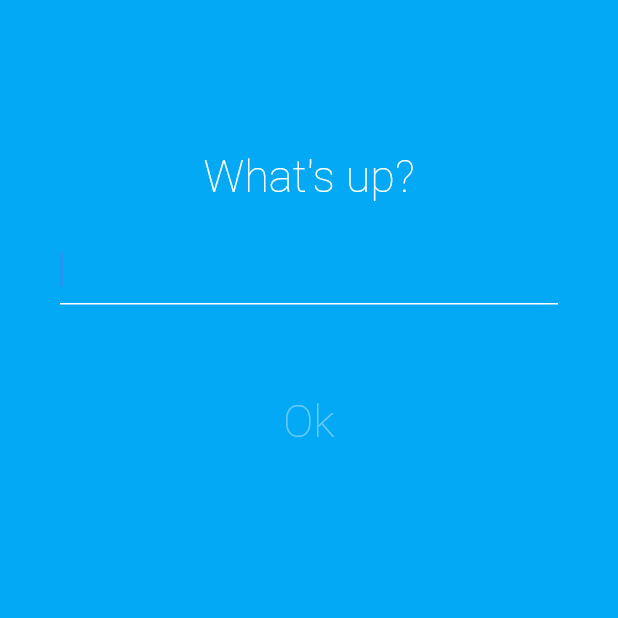
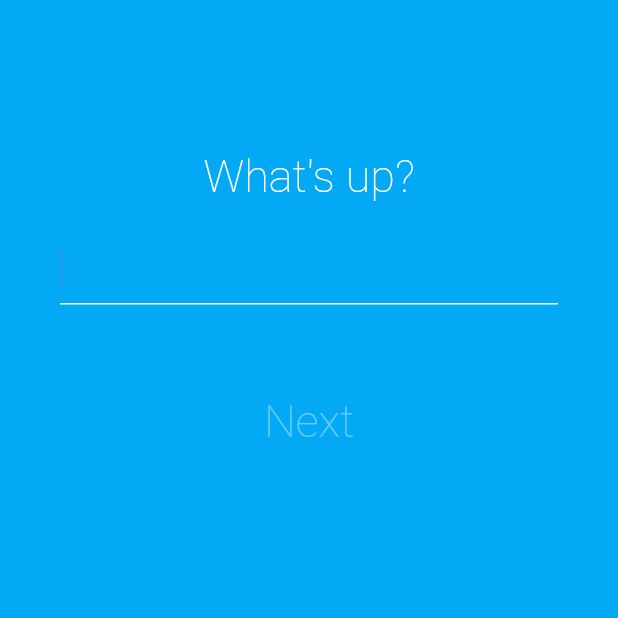
Before and after one commit to mrsetia1/triggr, a Flutter app: the screen it shows after launch, after a tap on the "add" icon, on a phone screen of 412 x 824 dp, the top half of it. Run offline on Flutter 3.47's test engine with Material 2 defaults, Android fonts, the phone set to English and light mode, and no system bars; our stand-ins replace flutter_redux, redux.

```diff
--- a/lib/actions/triggers.dart
+++ b/lib/actions/triggers.dart
@@ -1,10 +1,15 @@
-import 'package:triggr/models/trigger.dart';
-import 'package:triggr/models/reason.dart';
+import 'package:uuid/uuid.dart';
 
 abstract class TriggerAction {
   String toString() {
     return '$runtimeType';
   }
+}
+
+class SetActiveTriggerAction extends TriggerAction {
+  Uuid triggerId;
+
+  SetActiveTriggerAction(this.triggerId);
 }
 
 class AddTriggerAction extends TriggerAction {
@@ -27,8 +32,8 @@ class UpdateTriggerStateAction extends TriggerAction {
 }
 
 class AddTriggerReasonAction extends TriggerAction {
-  String triggerId;
-  Reason reason;
+  Uuid triggerId;
+  String reasonText;
 
-  AddTriggerReasonAction(this.triggerId, this.reason);
+  AddTriggerReasonAction(this.triggerId, this.reasonText);
 }
--- a/lib/containers/addForm.dart
+++ b/lib/containers/addForm.dart
@@ -10,11 +10,10 @@ import 'package:triggr/components/bubbleHeader.dart';
 import 'package:triggr/models/triggerState.dart';
 
 class _ViewModel {
-  final VoidCallback onAddPressed;
+  final VoidCallback addTrigger;
+  final VoidCallback addReason;
 
-  _ViewModel({
-    @required this.onAddPressed,
-  });
+  _ViewModel({@required this.addTrigger, @required this.addReason});
 }
 
 class AddForm extends StatefulWidget {
@@ -29,9 +28,13 @@ class AddForm extends StatefulWidget {
 class _AddFormState extends State<AddForm> {
   final _formKey = GlobalKey<FormState>();
   TextEditingController textController;
+  TextEditingController reasonTextController;
+  int _currentStep;
 
   @override
   void initState() {
+    _currentStep = 0;
+
     textController = TextEditingController()
       ..addListener(() {
         setState(() {});
@@ -49,14 +52,28 @@ class _AddFormState extends State<AddForm> {
   Widget build(BuildContext context) {
     return new StoreConnector<TriggerState, _ViewModel>(
         converter: (store) => new _ViewModel(
-            onAddPressed: () => store.dispatch(
-                new AddTriggerAction(textController.text)
-            )),
-        builder: (context, viewModel) =>
-        new Form(
+            addReason: () => store.dispatch(new AddTriggerReasonAction(
+                store.state.activeTrigger.id, reasonTextController.text)),
+            addTrigger: () =>
+                store.dispatch(new AddTriggerAction(textController.text))),
+        builder: (context, viewModel) => new Form(
             key: _formKey,
             child: Padding(
               padding: const EdgeInsets.only(top: 100.0, left: 40, right: 40),
+              child: new Stack(
+                fit: StackFit.expand,
+                children: <Widget>[
+                  _addTriggerStep(viewModel),
+                  _addReasonsStep(viewModel)
+                ],
+              ),
+            )));
+  }
+
+  Widget _addTriggerStep(_ViewModel viewModel) {
+    return AnimatedOpacity(
+      opacity: _currentStep == 0 ? 1.0 : 0.0,
+      duration: Duration(milliseconds: 500),
       child: Column(
           crossAxisAlignment: CrossAxisAlignment.center,
           children: <Widget>[
@@ -65,15 +82,36 @@ class _AddFormState extends State<AddForm> {
               controller: textController,
             ),
             BubbleButton(
+              text: "Next",
+              isDisabled: textController.text.isEmpty,
+              onClick: () {
+                viewModel.addTrigger();
+                _currentStep = 1;
+              },
+            ),
+          ]),
+    );
+  }
+
+  Widget _addReasonsStep(_ViewModel viewModel) {
+    return AnimatedOpacity(
+      opacity: _currentStep == 1 ? 1.0 : 0.0,
+      duration: Duration(milliseconds: 500),
+      child: Column(
+          crossAxisAlignment: CrossAxisAlignment.center,
+          children: <Widget>[
+            BubbleHeader(text: "What might happen?"),
+            BubbleTextField(
+              controller: reasonTextController,
+            ),
+            BubbleButton(
               text: "Ok",
               isDisabled: textController.text.isEmpty,
               onClick: () {
-                        viewModel.onAddPressed();
-                        widget.closeForm();
+                viewModel.addReason();
               },
             ),
           ]),
-            ))
     );
   }
 }
--- a/lib/main.dart
+++ b/lib/main.dart
@@ -2,16 +2,10 @@ import 'package:flutter/material.dart';
 import 'package:flutter_redux/flutter_redux.dart';
 import 'package:redux/redux.dart';
 
-import 'package:triggr/models/trigger.dart';
-import 'package:triggr/models/reason.dart';
 import 'package:triggr/reducers/triggers.dart';
 import 'package:triggr/models/triggerState.dart';
 
 import 'package:triggr/trigger.dart';
-
-List<Trigger> initTriggers = [
-  new Trigger("Test", "Testing", new List<Reason>()),
-];
 
 void main() {
   final store =
--- a/lib/models/trigger.dart
+++ b/lib/models/trigger.dart
@@ -1,9 +1,11 @@
 import 'package:triggr/models/reason.dart';
+import 'package:uuid/uuid.dart';
 
 class Trigger {
+  Uuid id;
   String title;
   String content;
   List<Reason> reasons;
 
-  Trigger(this.title, this.content, this.reasons);
+  Trigger(this.id, this.title, this.content, this.reasons);
 }
--- a/lib/models/triggerState.dart
+++ b/lib/models/triggerState.dart
@@ -1,17 +1,16 @@
 import 'package:triggr/models/trigger.dart';
-import 'package:triggr/models/reason.dart';
 
 import 'package:flutter/foundation.dart';
 
 class TriggerState {
   final List<Trigger> triggers;
+  final Trigger activeTrigger;
 
   const TriggerState({
-    @required this.triggers
+    @required this.triggers,
+    this.activeTrigger
   });
 
   TriggerState.initialState()
-      : triggers = <Trigger>[
-        new Trigger("test", "test", new List<Reason>())
-  ];
+      : triggers = <Trigger>[], activeTrigger = null;
 }
--- a/pubspec.yaml
+++ b/pubspec.yaml
@@ -20,6 +20,7 @@ dependencies:
   # Use with the CupertinoIcons class for iOS style icons.
   cupertino_icons: ^0.1.2
   flutter_redux: ^0.5.3
+  uuid: ^1.0.3
 
 dev_dependencies:
   flutter_test:
```
Also changed, not shown: lib/components/triggerList.dart (+10 -2 lines), lib/pages/detail.dart (+40 -14 lines), lib/reducers/triggers.dart (+10 -1 lines), lib/components/addTriggerWizard/addTrigger.dart (added). Lines whose indentation alone changed are shown as unchanged.
